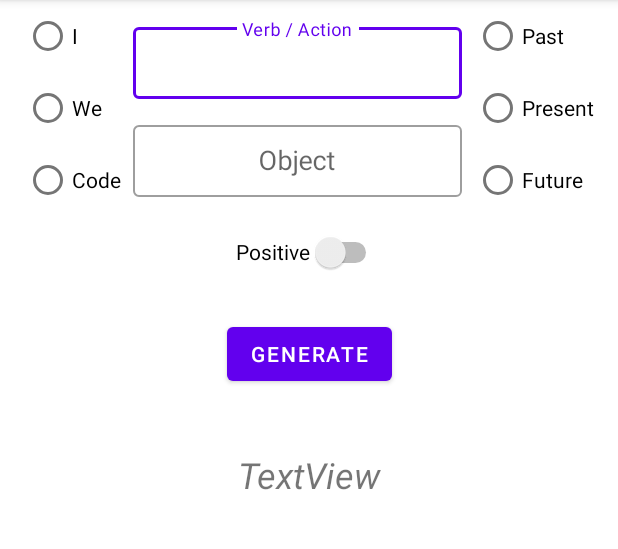
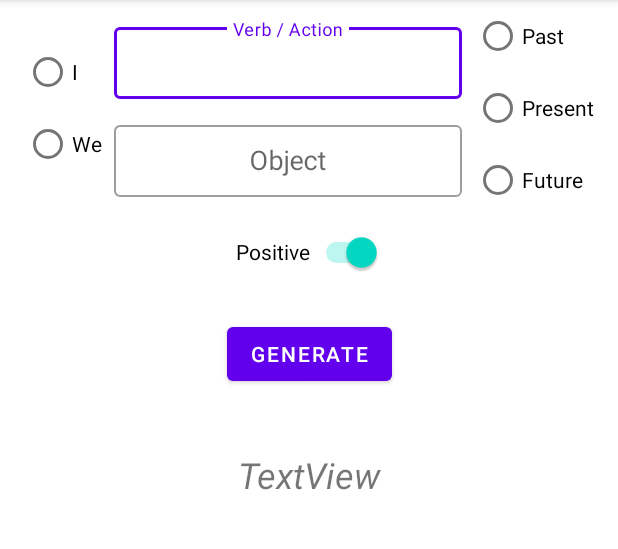
Before and after one commit to Improve10X/ImproveEnglish10X, an Android app: the screen it shows after launch (MainActivity), on a phone screen of 412 x 824 dp, the part 84-633 px from its top. Run offline under Robolectric (Android 15) with nearby library versions, the phone set to English and light mode, and no system bars.

Commit message:
Fixed object creation issue

```diff
--- a/app/src/main/java/com/improve10x/improveenglish10x/MainActivity.java
+++ b/app/src/main/java/com/improve10x/improveenglish10x/MainActivity.java
@@ -10,6 +10,7 @@ import com.improve10x.improveenglish10x.databinding.ActivityMainBinding;
 
 public class MainActivity extends AppCompatActivity {
 
+    private SentenceUtil sentenceUtil = new SentenceUtil();
     private ActivityMainBinding binding;
 
     @Override
@@ -35,7 +36,7 @@ public class MainActivity extends AppCompatActivity {
         RadioButton selectedTense = findViewById(binding.tenseRg.getCheckedRadioButtonId());
         String tense = selectedTense.getText().toString();
         Boolean isPositive = binding.positiveSwitch.isChecked();
-        String sentence = SentenceUtil.generateSentence(subject,
+        String sentence = sentenceUtil.generateSentence(subject,
                 verbOrAction, objectText, tense, isPositive);
         binding.sentenseTxt.setText(sentence);
     }
--- a/app/src/main/res/layout/activity_main.xml
+++ b/app/src/main/res/layout/activity_main.xml
@@ -25,6 +25,7 @@
         android:layout_width="wrap_content"
         android:layout_height="wrap_content"
         android:orientation="vertical"
+        app:layout_constraintBottom_toBottomOf="@+id/tense_rg"
         app:layout_constraintEnd_toStartOf="@+id/verb_or_action_layout"
         app:layout_constraintHorizontal_bias="0.5"
         app:layout_constraintStart_toStartOf="@id/guideline2"
@@ -49,7 +50,8 @@
             android:layout_width="wrap_content"
             android:layout_height="wrap_content"
             android:layout_weight="1"
-            android:text="Code" />
+            android:text="Code"
+            android:visibility="gone" />
     </RadioGroup>
 
     <com.google.android.material.textfield.TextInputLayout
@@ -110,6 +112,7 @@
         android:id="@+id/positive_switch"
         android:layout_width="wrap_content"
         android:layout_height="wrap_content"
+        android:checked="true"
         android:minHeight="48dp"
         android:text="Positive"
         app:layout_constraintEnd_toStartOf="@+id/guideline3"
```
